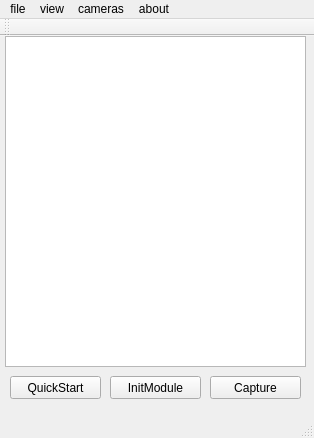
Before: the Qt Designer form src/formCameraWindow/formcamwindow.ui in guanglun/GLMocap, drawn with Qt 5.
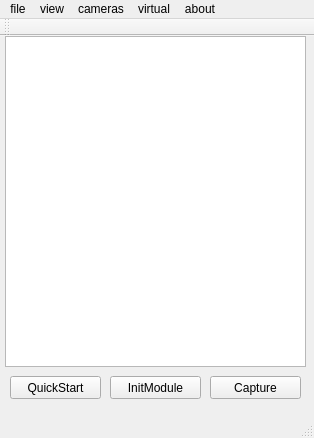
After: the same form once the commit is applied.

Commit message: add virtual function

```diff
--- a/src/formCameraWindow/formcamwindow.ui
+++ b/src/formCameraWindow/formcamwindow.ui
@@ -125,9 +125,17 @@
     </property>
     <addaction name="actionabout"/>
    </widget>
+   <widget class="QMenu" name="menuvirtual">
+    <property name="title">
+     <string>virtual</string>
+    </property>
+    <addaction name="actioninit_virtual_cameras"/>
+    <addaction name="actionload_images"/>
+   </widget>
    <addaction name="menu"/>
    <addaction name="menuWindow"/>
    <addaction name="menuOperations"/>
+   <addaction name="menuvirtual"/>
    <addaction name="menuabout"/>
   </widget>
   <widget class="QToolBar" name="mainToolBar">
```
Left out of the diff: 10 changed lines with no effect on the pictures. The commit also changes 9 other files.
